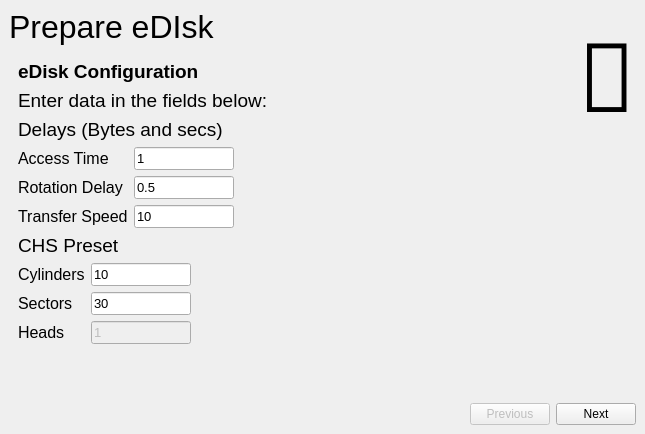
The window that InitialSetup.ui (erhoof/Hardy-u_t5-qt-3) describes before a commit, drawn with Qt 5.
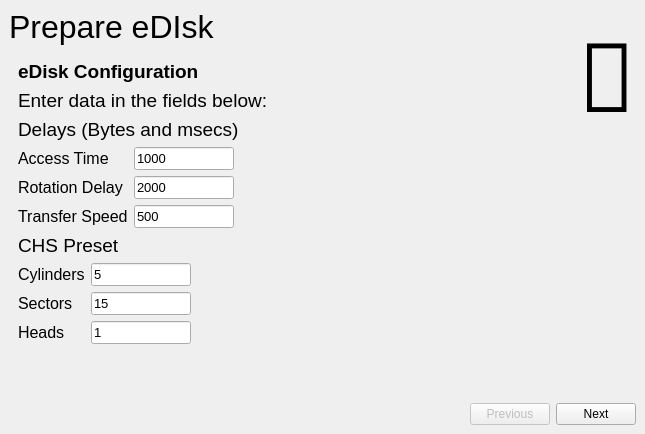
The same window after the commit. The open tabs and pages were chosen to show the change.

Commit message: InitialWindow support

```diff
--- a/InitialSetup.ui
+++ b/InitialSetup.ui
@@ -148,7 +148,7 @@
                </font>
               </property>
               <property name="text">
-               <string>Delays (Bytes and secs)</string>
+               <string>Delays (Bytes and msecs)</string>
               </property>
              </widget>
             </item>
@@ -188,7 +188,7 @@
                  </font>
                 </property>
                 <property name="text">
-                 <string>1</string>
+                 <string>1000</string>
                 </property>
                </widget>
               </item>
@@ -220,7 +220,7 @@
                  </font>
                 </property>
                 <property name="text">
-                 <string>0.5</string>
+                 <string>2000</string>
                 </property>
                </widget>
               </item>
@@ -252,7 +252,7 @@
                  </font>
                 </property>
                 <property name="text">
-                 <string>10</string>
+                 <string>500</string>
                 </property>
                </widget>
               </item>
@@ -304,7 +304,7 @@
                  </font>
                 </property>
                 <property name="text">
-                 <string>10</string>
+                 <string>5</string>
                 </property>
                </widget>
               </item>
@@ -336,7 +336,7 @@
                  </font>
                 </property>
                 <property name="text">
-                 <string>30</string>
+                 <string>15</string>
                 </property>
                </widget>
               </item>
@@ -356,7 +356,7 @@
               <item row="2" column="1">
                <widget class="QLineEdit" name="lineEdit_heads">
                 <property name="enabled">
-                 <bool>false</bool>
+                 <bool>true</bool>
                 </property>
                 <property name="maximumSize">
                  <size>
```
Left out of the diff: 2 changed lines with no effect on the pictures. The commit also changes 8 other files.
